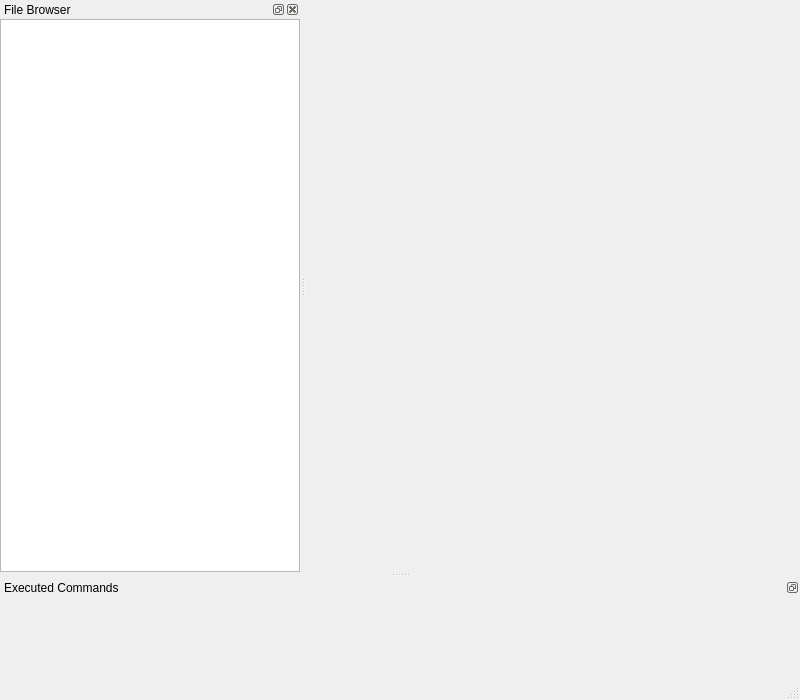
Qt form tools/mcrl2-gui-qt/mainwindow.ui (gijskant/mcrl2-pmc) before a commit.
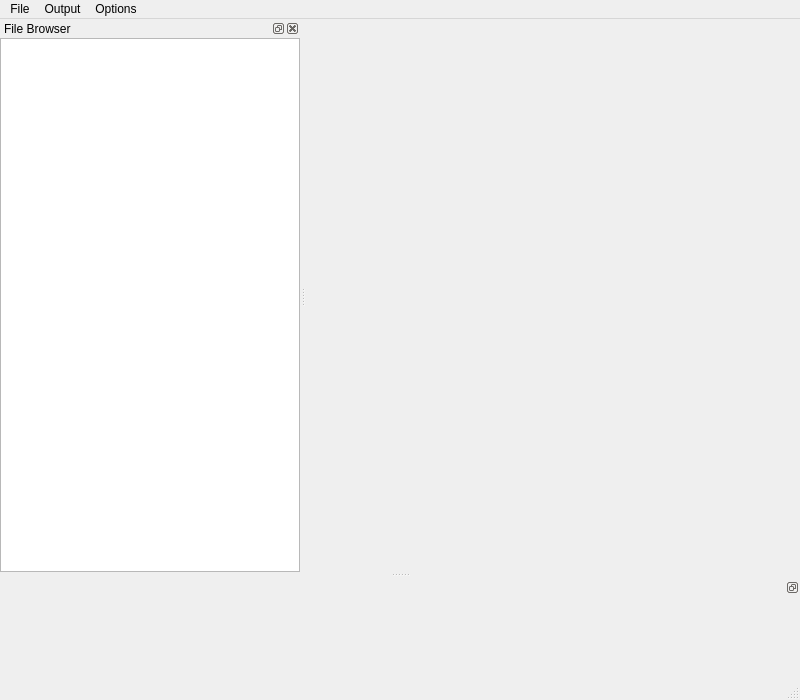
The same form after that commit. Icons and pictures are not drawn. Custom widgets are drawn as their Qt base class.

Commit message: (mCRL2-gui-qt) Implemented the loading of a tool catalog, the reading of XML information of each tool and the creation of the tool information menu.

Patch:
```diff
--- a/tools/mcrl2-gui-qt/mainwindow.ui
+++ b/tools/mcrl2-gui-qt/mainwindow.ui
@@ -65,9 +65,41 @@
      <height>21</height>
     </rect>
    </property>
-   <property name="nativeMenuBar">
-    <bool>false</bool>
-   </property>
+   <widget class="QMenu" name="menuFile">
+    <property name="title">
+     <string>File</string>
+    </property>
+    <addaction name="actionNew_File"/>
+    <addaction name="actionNew_Folder"/>
+    <addaction name="separator"/>
+    <addaction name="actionOpen_File"/>
+    <addaction name="actionCopy_File"/>
+    <addaction name="actionRename_File"/>
+    <addaction name="actionDelete_File"/>
+    <addaction name="separator"/>
+    <addaction name="actionExit"/>
+   </widget>
+   <widget class="QMenu" name="menuEdit">
+    <property name="title">
+     <string>Output</string>
+    </property>
+    <addaction name="actionSelect_All"/>
+    <addaction name="actionCopy"/>
+    <addaction name="actionSave"/>
+    <addaction name="separator"/>
+    <addaction name="actionClear"/>
+   </widget>
+   <widget class="QMenu" name="menuOptions">
+    <property name="title">
+     <string>Options</string>
+    </property>
+    <addaction name="actionReset_perspective"/>
+    <addaction name="separator"/>
+    <addaction name="actionPreferences"/>
+   </widget>
+   <addaction name="menuFile"/>
+   <addaction name="menuEdit"/>
+   <addaction name="menuOptions"/>
   </widget>
   <widget class="QStatusBar" name="statusBar"/>
   <widget class="QDockWidget" name="dockOutput">
@@ -80,9 +112,6 @@
    <property name="features">
     <set>QDockWidget::DockWidgetFloatable|QDockWidget::DockWidgetMovable</set>
    </property>
-   <property name="windowTitle">
-    <string>Executed Commands</string>
-   </property>
    <attribute name="dockWidgetArea">
     <number>8</number>
    </attribute>
```
Left out of the diff: 65 changed lines with no effect on the pictures. The commit also changes 9 other files.
